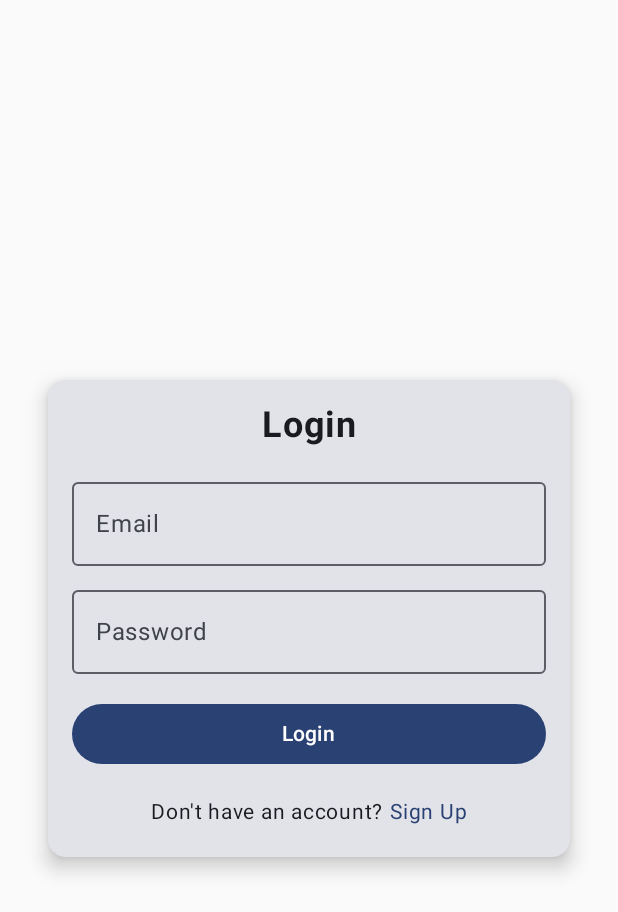
After one commit to Avinash4354/WeatherWise, an Android app built with Jetpack Compose: the AuthenticationScreen screen opened through its navigation route, on a phone screen of 412 x 824 dp. The commit adds this screen. Shown: the top 912 px of the screen. Run offline under Robolectric (Android 15) with nearby library versions, the phone set to English and light mode, and no system bars; our stand-ins replace Dagger/Hilt's generated code.

Commit message:
Authentication UI

```diff
--- a/app/build.gradle.kts
+++ b/app/build.gradle.kts
@@ -4,6 +4,7 @@ plugins {
     alias(libs.plugins.kotlin.compose)
     id("kotlin-kapt")
     id("com.google.dagger.hilt.android")
+    id("com.google.gms.google-services")
 }
 
 android {
@@ -59,6 +60,10 @@ dependencies {
     // navigation
     implementation(libs.androidx.navigation.compose)
 
+    // firebase
+    implementation(platform(libs.google.firebase.bom))
+    implementation(libs.firebase.auth)
+
 
     testImplementation(libs.junit)
     androidTestImplementation(libs.androidx.junit)
--- /dev/null
+++ b/app/src/main/java/uk/ac/tees/mad/weatherwise/di/AppModule.kt
@@ -0,0 +1,17 @@
+package uk.ac.tees.mad.weatherwise.di
+
+import com.google.firebase.auth.FirebaseAuth
+import dagger.Module
+import dagger.Provides
+import dagger.hilt.InstallIn
+import dagger.hilt.components.SingletonComponent
+import javax.inject.Singleton
+
+@Module
+@InstallIn(SingletonComponent::class)
+object AppModule {
+
+    @Provides
+    @Singleton
+    fun provideFirebaseAuth(): FirebaseAuth = FirebaseAuth.getInstance()
+}
--- a/app/src/main/java/uk/ac/tees/mad/weatherwise/presentation/navigation/MyAppNavigation.kt
+++ b/app/src/main/java/uk/ac/tees/mad/weatherwise/presentation/navigation/MyAppNavigation.kt
@@ -4,6 +4,7 @@ import androidx.compose.runtime.Composable
 import androidx.navigation.compose.NavHost
 import androidx.navigation.compose.composable
 import androidx.navigation.compose.rememberNavController
+import uk.ac.tees.mad.weatherwise.presentation.ui.AuthenticationScreen
 import uk.ac.tees.mad.weatherwise.presentation.ui.MainScreen
 import uk.ac.tees.mad.weatherwise.presentation.ui.SplashScreen
 
@@ -21,5 +22,9 @@ fun MyAppNavigation() {
             MainScreen(navController)
         }
 
+        composable(Screens.AuthenticationScreen.route){
+            AuthenticationScreen(navController)
+        }
+
     }
 }
--- a/app/src/main/java/uk/ac/tees/mad/weatherwise/presentation/navigation/Screens.kt
+++ b/app/src/main/java/uk/ac/tees/mad/weatherwise/presentation/navigation/Screens.kt
@@ -4,4 +4,5 @@ sealed class Screens(val route:String) {
 
     object SplashScreen:Screens("splash_screen")
     object MainScreen:Screens("main_screen")
+    object AuthenticationScreen:Screens("authentication_screen")
 }
--- /dev/null
+++ b/app/src/main/java/uk/ac/tees/mad/weatherwise/presentation/ui/AuthenticationScreen.kt
@@ -0,0 +1,140 @@
+package uk.ac.tees.mad.weatherwise.presentation.ui
+
+import androidx.compose.animation.AnimatedVisibility
+import androidx.compose.foundation.clickable
+import androidx.compose.foundation.layout.Arrangement
+import androidx.compose.foundation.layout.Column
+import androidx.compose.foundation.layout.Row
+import androidx.compose.foundation.layout.Spacer
+import androidx.compose.foundation.layout.fillMaxSize
+import androidx.compose.foundation.layout.fillMaxWidth
+import androidx.compose.foundation.layout.height
+import androidx.compose.foundation.layout.padding
+import androidx.compose.foundation.layout.width
+import androidx.compose.material3.Button
+import androidx.compose.material3.Card
+import androidx.compose.material3.CardDefaults
+import androidx.compose.material3.MaterialTheme
+import androidx.compose.material3.OutlinedTextField
+import androidx.compose.material3.Text
+import androidx.compose.runtime.Composable
+import androidx.compose.runtime.getValue
+import androidx.compose.runtime.mutableStateOf
+import androidx.compose.runtime.remember
+import androidx.compose.runtime.setValue
+import androidx.compose.ui.Alignment
+import androidx.compose.ui.Modifier
+import androidx.compose.ui.text.font.FontWeight
+import androidx.compose.ui.text.input.PasswordVisualTransformation
+import androidx.compose.ui.tooling.preview.Preview
+import androidx.compose.ui.unit.dp
+import androidx.compose.ui.unit.sp
+import androidx.navigation.NavController
+import uk.ac.tees.mad.weatherwise.presentation.ui.theme.WeatherWiseTheme
+
+@Composable
+fun AuthenticationScreen(navController: NavController) {
+    var isSignUp by remember { mutableStateOf(false) }
+    var email by remember { mutableStateOf("") }
+    var password by remember { mutableStateOf("") }
+    var name by remember { mutableStateOf("") }
+
+    // Animation for the Card height change when transitioning between Login and Sign Up
+    val cardHeight = if (isSignUp) 410.dp else 350.dp
+
+    Column(
+        modifier = Modifier
+            .fillMaxSize()
+            .padding(16.dp),
+        horizontalAlignment = Alignment.CenterHorizontally,
+        verticalArrangement = Arrangement.Center
+    ) {
+        Card(
+            modifier = Modifier
+                .fillMaxWidth()
+                .height(cardHeight)
+                .padding(16.dp),
+            elevation = CardDefaults.cardElevation(
+                defaultElevation = 8.dp
+            )
+        ) {
+            Column(
+                modifier = Modifier
+                    .fillMaxSize()
+                    .padding(16.dp),
+                horizontalAlignment = Alignment.CenterHorizontally
+            ) {
+                // Title Text
+                Text(
+                    text = if (isSignUp) "Sign Up" else "Login",
+                    fontSize = 24.sp,
+                    fontWeight = FontWeight.Bold,
+                    modifier = Modifier.padding(bottom = 16.dp)
+                )
+
+                // Name TextField (Only visible in Sign Up)
+                AnimatedVisibility(visible = isSignUp) {
+                    OutlinedTextField(
+                        value = name,
+                        onValueChange = { name = it },
+                        label = { Text("Name") },
+                        modifier = Modifier.fillMaxWidth(),
+                        singleLine = true
+                    )
+                }
+
+                // Email TextField
+                OutlinedTextField(
+                    value = email,
+                    onValueChange = { email = it },
+                    label = { Text("Email") },
+                    modifier = Modifier.fillMaxWidth(),
+                    singleLine = true
+                )
+
+                Spacer(modifier = Modifier.height(8.dp))
+
+                // Password TextField
+                OutlinedTextField(
+                    value = password,
+                    onValueChange = { password = it },
+                    label = { Text("Password") },
+                    modifier = Modifier.fillMaxWidth(),
+                    singleLine = true,
+                    visualTransformation = PasswordVisualTransformation()
+                )
+
+                Spacer(modifier = Modifier.height(16.dp))
+
+                // Login / Sign Up Button
+                Button(
+                    onClick = { /* Handle Login or Sign Up action */ },
+                    modifier = Modifier.fillMaxWidth()
+                ) {
+                    Text(text = if (isSignUp) "Sign Up" else "Login")
+                }
+
+                Spacer(modifier = Modifier.height(16.dp))
+
+                // Row for toggling between login and signup
+                Row(
+                    modifier = Modifier.fillMaxWidth(),
+                    horizontalArrangement = Arrangement.Center
+                ) {
+                    Text(
+                        text = if (isSignUp) "Already have an account?" else "Don't have an account?",
+                        fontSize = 14.sp
+                    )
+                    Spacer(modifier = Modifier.width(4.dp))
+                    Text(
+                        text = if (isSignUp) "Log In" else "Sign Up",
+                        fontSize = 14.sp,
+                        color = MaterialTheme.colorScheme.primary,
+                        modifier = Modifier
+                            .clickable { isSignUp = !isSignUp }
+                    )
+                }
+            }
+        }
+    }
+}
--- a/build.gradle.kts
+++ b/build.gradle.kts
@@ -4,4 +4,5 @@ plugins {
     alias(libs.plugins.kotlin.android) apply false
     alias(libs.plugins.kotlin.compose) apply false
     id("com.google.dagger.hilt.android") version "2.51.1" apply false
+    id("com.google.gms.google-services") version "4.4.2" apply false
 }
--- a/gradle/libs.versions.toml
+++ b/gradle/libs.versions.toml
@@ -2,6 +2,7 @@
 accompanistCoil = "0.15.0"
 agp = "8.8.0"
 coilCompose = "2.5.0"
+firebaseBomVersion = "33.9.0"
 hiltAndroid = "2.51.1"
 kotlin = "2.0.0"
 coreKtx = "1.15.0"
@@ -18,6 +19,8 @@ accompanist-coil = { module = "com.google.accompanist:accompanist-coil", version
 androidx-core-ktx = { group = "androidx.core", name = "core-ktx", version.ref = "coreKtx" }
 androidx-navigation-compose = { module = "androidx.navigation:navigation-compose", version.ref = "navigationCompose" }
 coil-compose = { module = "io.coil-kt:coil-compose", version.ref = "coilCompose" }
+firebase-auth = { module = "com.google.firebase:firebase-auth" }
+google-firebase-bom = { module = "com.google.firebase:firebase-bom", version.ref = "firebaseBomVersion" }
 hilt-android = { module = "com.google.dagger:hilt-android", version.ref = "hiltAndroid" }
 hilt-android-compiler = { module = "com.google.dagger:hilt-android-compiler", version.ref = "hiltAndroid" }
 junit = { group = "junit", name = "junit", version.ref = "junit" }
```
Also changed, not shown: app/src/main/java/uk/ac/tees/mad/weatherwise/presentation/ui/SplashScreen.kt (+6 -7 lines), 1 other file.
